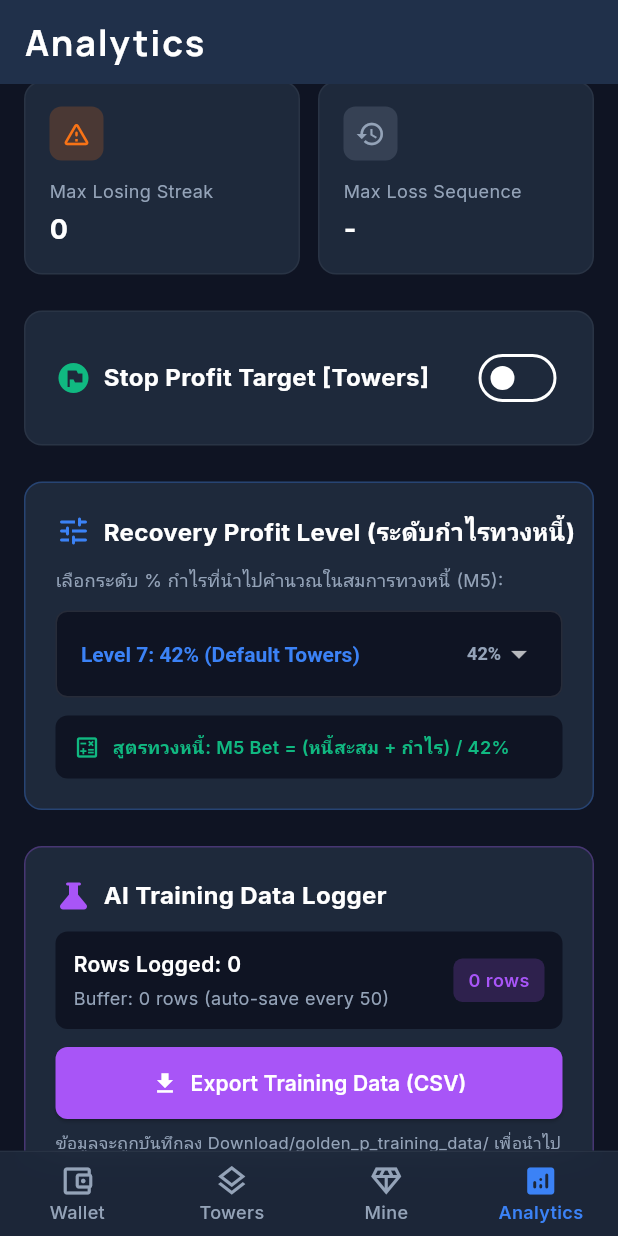
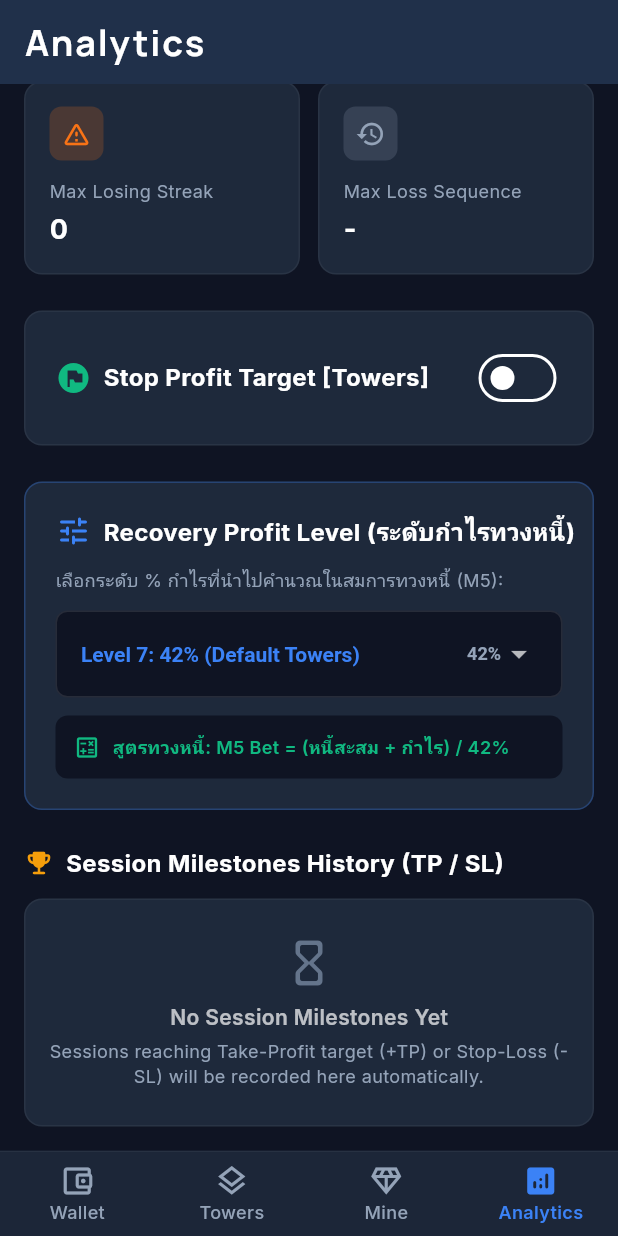
Before and after one commit to jacknailsly-gif/golden_p, a Flutter app: the screen it shows after launch, item 4 of the bottom bar chosen, scrolled down 444 dp, on a phone screen of 412 x 824 dp. Run offline on Flutter 3.47's test engine with Material 3 defaults, Android fonts, the phone set to English and light mode, and no system bars; our stand-ins replace flutter_riverpod, flutter_secure_storage, google_fonts, shared_preferences, socket_io_client; missing offline and left inert: flutter_inappwebview, flutter_windowmanager_plus, tflite_flutter; network calls fail; statements that could not run were skipped.

Commit message:
feat(analytics): remove unused AI Training Data Logger section from Analytics tab

```diff
--- a/lib/views/tabs/analytics_tab_view.dart
+++ b/lib/views/tabs/analytics_tab_view.dart
@@ -79,8 +79,6 @@ class _AnalyticsTabViewState extends State<AnalyticsTabView> {
               _buildStopProfitSection(overlayVM, currentMode),
               const SizedBox(height: 24),
               _buildRecoveryProfitLevelSection(overlayVM),
-              const SizedBox(height: 24),
-              _buildTrainingDataSection(overlayVM),
               const SizedBox(height: 24),
               _buildProfitMilestonesSection(overlayVM),
             ],
@@ -491,121 +489,6 @@ class _AnalyticsTabViewState extends State<AnalyticsTabView> {
     );
   }
 
-  Widget _buildTrainingDataSection(OverlayButtonsViewModel overlayVM) {
-    final logger = overlayVM.trainingDataLogger;
-    return Container(
-      padding: const EdgeInsets.all(20),
-      decoration: BoxDecoration(
-        color: const Color(0xFF1E293B),
-        borderRadius: BorderRadius.circular(12),
-        border: Border.all(
-          color: const Color(0xFFA855F7).withValues(alpha: 0.3),
-        ),
-      ),
-      child: Column(
-        crossAxisAlignment: CrossAxisAlignment.start,
-        children: [
-          const Row(
-            children: [
-              Icon(Icons.science_rounded, color: Color(0xFFA855F7), size: 24),
-              SizedBox(width: 8),
-              Text(
-                'AI Training Data Logger',
-                style: TextStyle(
-                  color: Colors.white,
-                  fontSize: 16,
-                  fontWeight: FontWeight.bold,
-                ),
-              ),
-            ],
-          ),
-          const SizedBox(height: 12),
-          Container(
-            padding: const EdgeInsets.all(12),
-            decoration: BoxDecoration(
-              color: const Color(0xFF0F1423),
-              borderRadius: BorderRadius.circular(8),
-            ),
-            child: Row(
-              mainAxisAlignment: MainAxisAlignment.spaceBetween,
-              children: [
-                Column(
-                  crossAxisAlignment: CrossAxisAlignment.start,
-                  children: [
-                    Text(
-                      'Rows Logged: ${logger.totalRowsLogged}',
-                      style: const TextStyle(color: Colors.white, fontSize: 14, fontWeight: FontWeight.w600),
-                    ),
-                    const SizedBox(height: 4),
-                    Text(
-                      'Buffer: ${logger.bufferSize} rows (auto-save every 50)',
-                      style: const TextStyle(color: Color(0xFF94A3B8), fontSize: 12),
-                    ),
-                  ],
-                ),
-                Container(
-                  padding: const EdgeInsets.symmetric(horizontal: 10, vertical: 6),
-                  decoration: BoxDecoration(
-                    color: const Color(0xFFA855F7).withValues(alpha: 0.2),
-                    borderRadius: BorderRadius.circular(6),
-                  ),
-                  child: Text(
-                    '${logger.totalRowsLogged} rows',
-                    style: const TextStyle(
-                      color: Color(0xFFA855F7),
-                      fontWeight: FontWeight.w600,
-                      fontSize: 12,
-                    ),
-                  ),
-                ),
-              ],
-            ),
-          ),
-          const SizedBox(height: 12),
-          SizedBox(
-            width: double.infinity,
-            child: ElevatedButton.icon(
-              onPressed: () async {
-                final path = await logger.exportNow();
-                if (!mounted) return;
-                if (path != null) {
-                  ScaffoldMessenger.of(context).showSnackBar(
-                    SnackBar(
-                      content: Text('✅ Exported to: $path'),
-                      backgroundColor: const Color(0xFF10B981),
-                    ),
-                  );
-                } else {
-                  ScaffoldMessenger.of(context).showSnackBar(
-                    const SnackBar(
-                      content: Text('⚠️ No data to export or storage error.'),
-                      backgroundColor: Color(0xFFF59E0B),
-                    ),
-                  );
-                }
-              },
-              icon: const Icon(Icons.file_download, size: 18),
-              label: const Text('Export Training Data (CSV)'),
-              style: ElevatedButton.styleFrom(
-                backgroundColor: const Color(0xFFA855F7),
-                foregroundColor: Colors.white,
-                padding: const EdgeInsets.symmetric(vertical: 14),
-                shape: RoundedRectangleBorder(
-                  borderRadius: BorderRadius.circular(8),
-                ),
-              ),
-            ),
-          ),
-          const SizedBox(height: 8),
-          const Text(
-            'ข้อมูลจะถูกบันทึกลง Download/golden_p_training_data/ เพื่อนำไป Train AI Model',
-            style: TextStyle(color: Color(0xFF94A3B8), fontSize: 11),
-          ),
-        ],
-      ),
-    );
-  }
-
   Widget _buildProfitMilestonesSection(OverlayButtonsViewModel overlayVM) {
     final milestones = overlayVM.profitMilestones;
 
```
